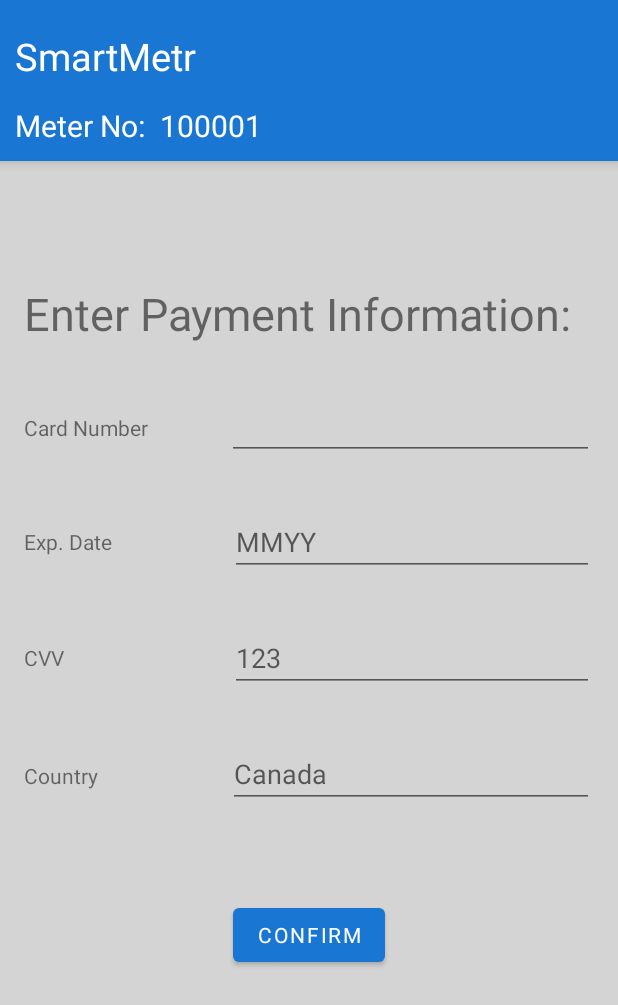
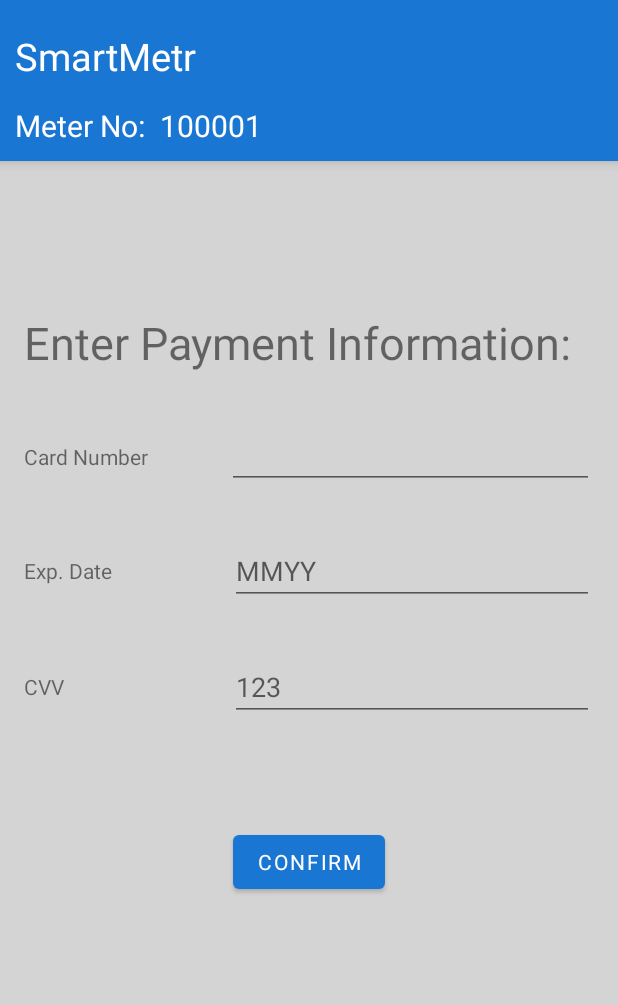
Before and after one commit to rmcreyes/cpen391-hardware-app, an Android app: the PaymentFragment screen opened through its navigation route, after a tap on "CONFIRM", on a phone screen of 412 x 824 dp. Shown: the top 1005 px of the screen. Run offline under Robolectric (Android 15) with nearby library versions, the phone set to English and light mode, and no system bars; Roboto replaces fonts that are not available here; 1 statement that could not run was skipped.

Commit message:
modified confirm message, removed country field in payment

```diff
--- a/app/src/main/java/com/cpen391/hardwareapp/DetectFragment.java
+++ b/app/src/main/java/com/cpen391/hardwareapp/DetectFragment.java
@@ -61,7 +61,7 @@ public class DetectFragment extends btFragment {
      * Send confirmation to DE1 that plate number is correct
      */
     private void confirm (){
-        String message = "TRUE," + plateNo;
+        String message = "CONFIRM,TRUE," + plateNo;
         MainActivity.btWrite(message);
         return;
     }
--- a/app/src/main/java/com/cpen391/hardwareapp/PaymentFragment.java
+++ b/app/src/main/java/com/cpen391/hardwareapp/PaymentFragment.java
@@ -46,26 +46,25 @@ public class PaymentFragment extends btFragment {
                 EditText cardEdit = v.findViewById(R.id.CardEdit);
                 EditText expDateEdit = v.findViewById(R.id.expDateEdit);
                 EditText cvvEdit = v.findViewById(R.id.cvvEdit);
-                EditText countryEdit = v.findViewById(R.id.countryEdit);
 
-                sendPayment(cardEdit.getText().toString(),expDateEdit.getText().toString(),cvvEdit.getText().toString(),countryEdit.getText().toString());
+                sendPayment(cardEdit.getText().toString(),expDateEdit.getText().toString(),cvvEdit.getText().toString());
             }
         });
     }
 
     /**
      * send payment information to DE1
-     * string format = "cardNum,expDate,cvv,country,plateNo"
+     * string format = "cardNum,expDate,cvv,plateNo"
      */
-    private boolean sendPayment (String cardNum, String expDate, String cvv, String country){
+    private boolean sendPayment (String cardNum, String expDate, String cvv){
 
         /* Check if any field are empty */
-        if(cardNum == null || expDate == null|| cvv == null ||country == null){
+        if(cardNum == null || expDate == null|| cvv == null ){
             Toast.makeText(getContext(), "Payment information cannot be empty!", Toast.LENGTH_SHORT).show();
             return false;
         }
         else {
-            String message = "PAYMENT," + cardNum + "," + expDate + "," + cvv + "," + country + "," + plateNo;
+            String message = "PAYMENT," + cardNum + "," + expDate + "," + cvv + "," + plateNo;
             MainActivity.btWrite(message);
             return true;
         }
--- a/app/src/main/java/com/cpen391/hardwareapp/PlateFragment.java
+++ b/app/src/main/java/com/cpen391/hardwareapp/PlateFragment.java
@@ -78,9 +78,9 @@ public class PlateFragment extends btFragment {
     private void sendPlateNo (String plateNo){
         String sendString;
         if (detected == true){
-            sendString = "FALSE," + plateNo;
+            sendString = "CONFIRM,FALSE," + plateNo;
         }else{
-            sendString = "NEW," + plateNo;
+            sendString = "CONFIRM,NEW," + plateNo;
         }
         MainActivity.btWrite(sendString);
         return;
--- a/app/src/main/res/layout/fragment_payment.xml
+++ b/app/src/main/res/layout/fragment_payment.xml
@@ -105,29 +105,7 @@
             android:inputType="number" />
     </LinearLayout>
 
-    <LinearLayout
-        android:layout_width="match_parent"
-        android:layout_height="wrap_content"
-        android:layout_margin="8dp"
-        android:orientation="horizontal">
 
-
-        <TextView
-            android:layout_width="13dp"
-            android:layout_height="wrap_content"
-            android:layout_margin="8dp"
-            android:layout_weight="0.5"
-            android:text="@string/Country" />
-
-        <EditText
-            android:id="@+id/countryEdit"
-            android:layout_width="30dp"
-            android:layout_height="wrap_content"
-            android:layout_margin="8dp"
-            android:layout_weight="1"
-            android:hint="@string/Country_example"
-            android:inputType="text" />
-    </LinearLayout>
 
 
 
```
